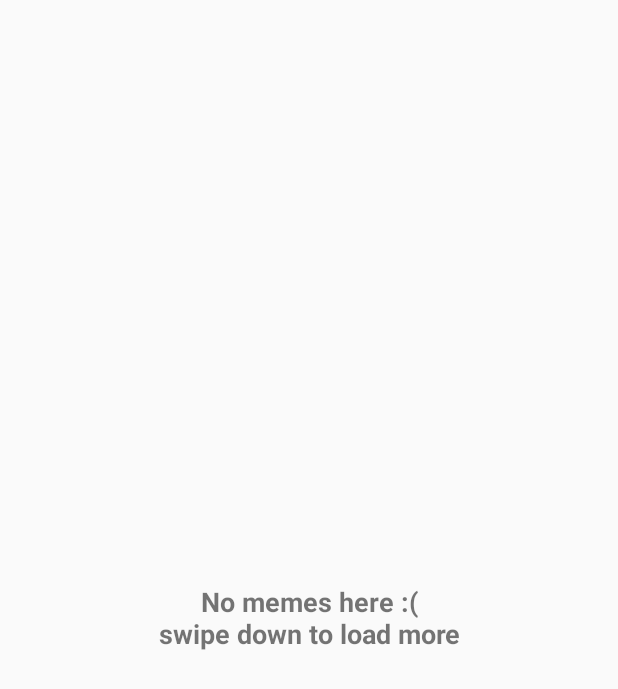
After one commit to myleswh/Memes, an Android app: the layout listitem_main_empty.xml on its own in the app's theme, with its tools: preview values and no code run, on a phone screen of 412 x 824 dp. The commit adds this screen. Shown: the top 689 px of the screen. Run offline under Robolectric (Android 15) with nearby library versions, the phone set to English and light mode, and no system bars; network calls fail.

Commit message:
Empty view and error handling

```diff
--- a/app/src/main/java/dankmemes/myleswh/dankmemes/mainpage/MainActivity.java
+++ b/app/src/main/java/dankmemes/myleswh/dankmemes/mainpage/MainActivity.java
@@ -98,7 +98,7 @@ public class MainActivity extends AppCompatActivity implements MainActivityContr
 
                 // Mark seen images
                 int seenIndex = linearLayoutManager.findFirstVisibleItemPosition();
-                if (seenIndex >= 0) {
+                if (seenIndex >= 0 && mainAdapter.getListSize() > 0) {
                     presenter.markViewed(mainAdapter.getItem(seenIndex));
                 }
             }
@@ -140,7 +140,8 @@ public class MainActivity extends AppCompatActivity implements MainActivityContr
 
     @Override
     public void onError() {
-        Toast.makeText(this, "An error occurred", Toast.LENGTH_LONG).show();
+        mainAdapter.notifyDataSetChanged();
+        Toast.makeText(this, R.string.main_load_error_text, Toast.LENGTH_LONG).show();
     }
 
     @Override
--- a/app/src/main/java/dankmemes/myleswh/dankmemes/mainpage/MainActivityContract.java
+++ b/app/src/main/java/dankmemes/myleswh/dankmemes/mainpage/MainActivityContract.java
@@ -12,6 +12,7 @@ public class MainActivityContract {
         public void setLoading(boolean loading);
         public void setLoadingMore(boolean loadingMore);
         public void notifyShowViewedChange(boolean viewed);
+        public void onError();
     }
 
     public interface Presenter {
--- /dev/null
+++ b/app/src/main/res/layout/listitem_main_empty.xml
@@ -0,0 +1,18 @@
+<?xml version="1.0" encoding="utf-8"?>
+<LinearLayout
+    xmlns:android="http://schemas.android.com/apk/res/android"
+    android:orientation="vertical"
+    android:layout_width="match_parent"
+    android:layout_height="match_parent"
+    android:gravity="center">
+
+    <TextView
+        android:id="@+id/textView"
+        android:layout_width="wrap_content"
+        android:layout_height="wrap_content"
+        android:layout_margin="30dp"
+        android:gravity="center"
+        android:text="@string/listitem_main_empty_text"
+        android:textSize="18sp"
+        android:textStyle="bold"/>
+</LinearLayout>
--- a/app/src/main/res/values/strings.xml
+++ b/app/src/main/res/values/strings.xml
@@ -1,3 +1,5 @@
 <resources>
     <string name="app_name">Dank Memes</string>
+    <string name="listitem_main_empty_text">No memes here :(\nswipe down to load more</string>
+    <string name="main_load_error_text">An error occurred :(</string>
 </resources>
--- a/build.gradle
+++ b/build.gradle
@@ -5,7 +5,7 @@ buildscript {
         jcenter()
     }
     dependencies {
-        classpath 'com.android.tools.build:gradle:2.3.2'
+        classpath 'com.android.tools.build:gradle:2.3.3'
     }
 }
 
```
Also changed, not shown: app/src/main/java/dankmemes/myleswh/dankmemes/mainpage/EmptyViewHolder.java (added, +14 -0 lines), app/src/main/java/dankmemes/myleswh/dankmemes/mainpage/MainAdapter.java (+37 -5 lines).
